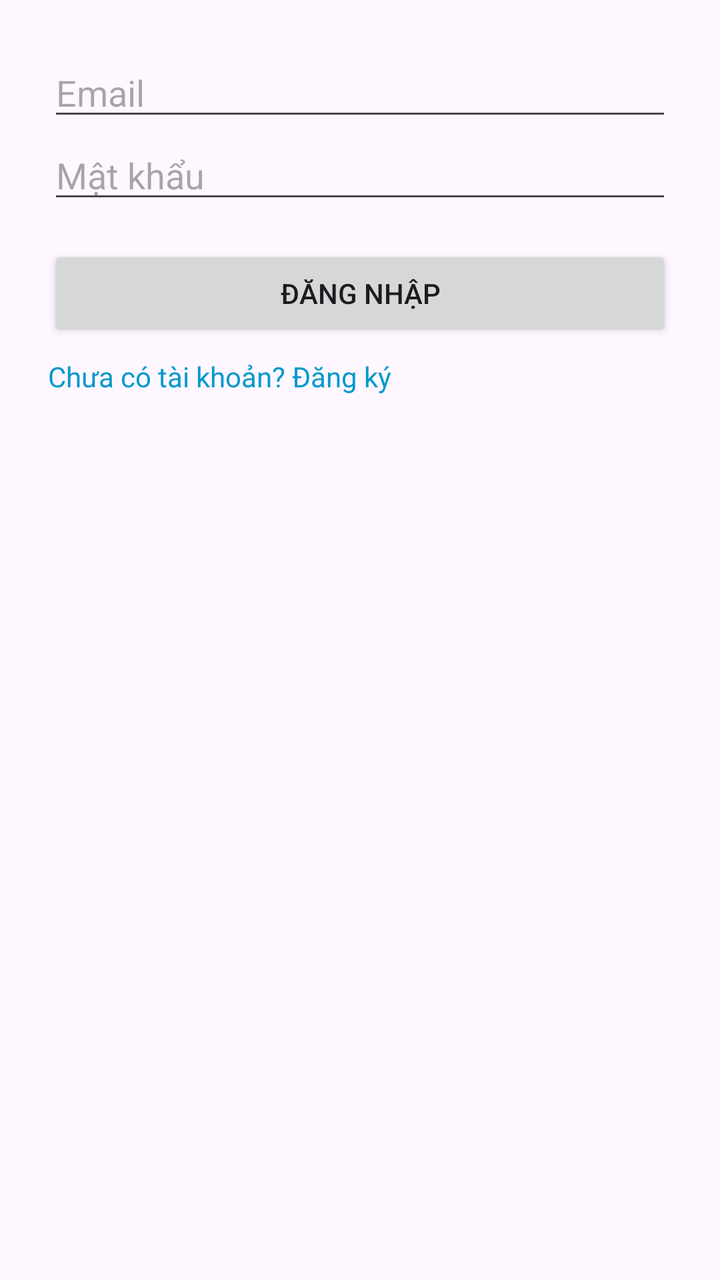
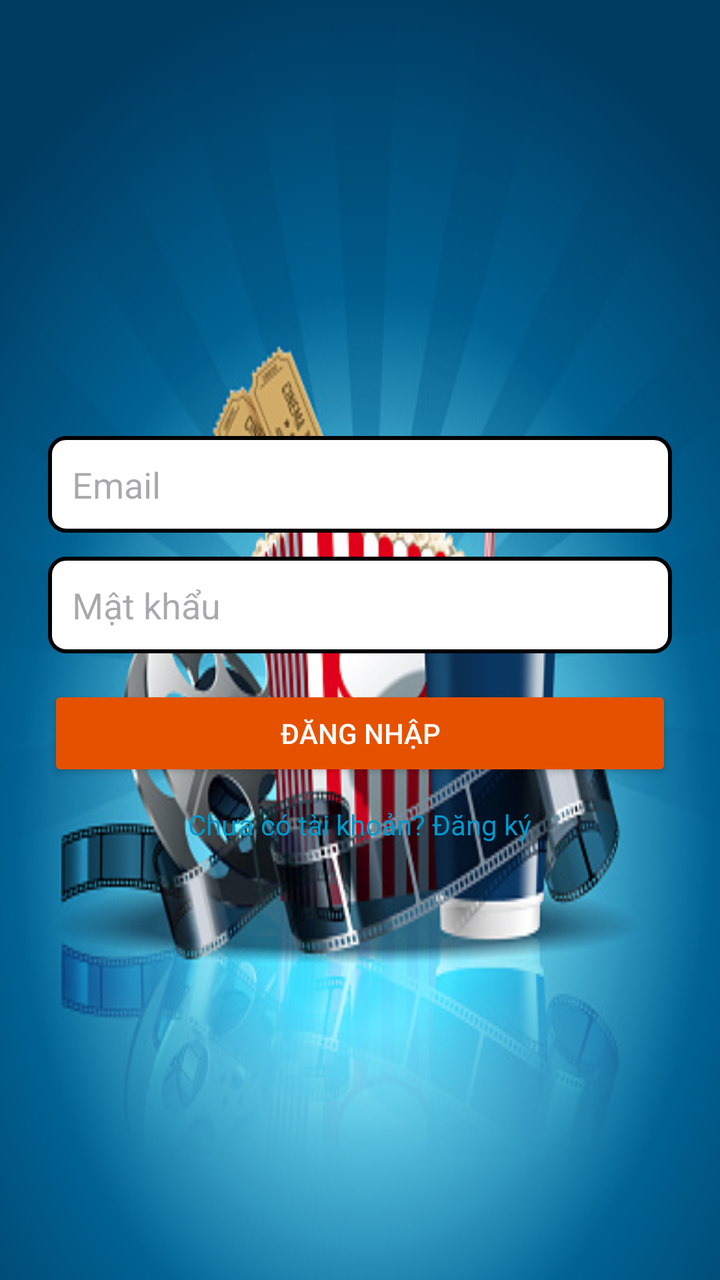

Before-and-after screenshots of an Android layout around one commit, followed by the original layout XML and the change that was made.
<!-- AndroidManifest.xml: application theme Theme.BTLNHOM17 -->
<!-- res/layout/activity_login.xml -->
<LinearLayout xmlns:android="http://schemas.android.com/apk/res/android"
    android:orientation="vertical"
    android:padding="24dp"
    android:layout_width="match_parent"
    android:layout_height="match_parent">

    <EditText
        android:id="@+id/edtEmail"
        android:hint="Email"
        android:inputType="textEmailAddress"
        android:layout_width="match_parent"
        android:layout_height="wrap_content"/>

    <EditText
        android:id="@+id/edtPassword"
        android:hint="Mật khẩu"
        android:inputType="textPassword"
        android:layout_width="match_parent"
        android:layout_height="wrap_content"/>

    <Button
        android:id="@+id/btnDangNhap"
        android:text="Đăng nhập"
        android:layout_width="match_parent"
        android:layout_height="wrap_content"
        android:layout_marginTop="16dp"/>

    <TextView
        android:id="@+id/txtDangKy"
        android:text="Chưa có tài khoản? Đăng ký"
        android:textColor="@android:color/holo_blue_dark"
        android:layout_marginTop="8dp"
        android:layout_width="wrap_content"
        android:layout_height="wrap_content"/>
</LinearLayout>
<!-- resources referenced by this layout -->
<resources>
  <style name="Theme.BTLNHOM17" parent="Base.Theme.BTLNHOM17" />
  <style name="Base.Theme.BTLNHOM17" parent="Theme.Material3.DayNight.NoActionBar">
          
          
      </style>
</resources>

<!-- the commit's change to res/layout/activity_login.xml (unified diff, before → after) -->
@@ -1,5 +1,8 @@
+<?xml version="1.0" encoding="utf-8"?>
 <LinearLayout xmlns:android="http://schemas.android.com/apk/res/android"
     android:orientation="vertical"
+    android:gravity="center"
+    android:background="@drawable/anhnen"
     android:padding="24dp"
     android:layout_width="match_parent"
     android:layout_height="match_parent">
@@ -9,27 +12,34 @@
         android:hint="Email"
         android:inputType="textEmailAddress"
         android:layout_width="match_parent"
-        android:layout_height="wrap_content"/>
+        android:layout_height="wrap_content"
+        android:background="@drawable/bg_card"
+        android:padding="12dp"
+        android:layout_marginBottom="12dp"/>
 
     <EditText
         android:id="@+id/edtPassword"
         android:hint="Mật khẩu"
         android:inputType="textPassword"
         android:layout_width="match_parent"
-        android:layout_height="wrap_content"/>
+        android:layout_height="wrap_content"
+        android:background="@drawable/bg_card"
+        android:padding="12dp"
+        android:layout_marginBottom="16dp"/>
 
     <Button
         android:id="@+id/btnDangNhap"
         android:text="Đăng nhập"
         android:layout_width="match_parent"
         android:layout_height="wrap_content"
-        android:layout_marginTop="16dp"/>
+        android:backgroundTint="#E65100"
+        android:textColor="@android:color/white"/>
 
     <TextView
         android:id="@+id/txtDangKy"
         android:text="Chưa có tài khoản? Đăng ký"
         android:textColor="@android:color/holo_blue_dark"
-        android:layout_marginTop="8dp"
+        android:layout_marginTop="12dp"
         android:layout_width="wrap_content"
         android:layout_height="wrap_content"/>
 </LinearLayout>
<!-- resource entries referenced after the edit -->
@@ -1,5 +1,21 @@
 <!-- resources referenced by this layout -->
 <resources>
+  <!-- drawable anhnen: jpg bitmap (drawable, 70577 bytes) -->
+  <!-- drawable bg_card (drawable) -->
+  <shape xmlns:android="http://schemas.android.com/apk/res/android"
+      android:shape="rectangle">
+  
+      
+      <solid android:color="#FFFFFF" />
+  
+      
+      <corners android:radius="8dp" />
+  
+      
+      <stroke
+          android:width="2dp"
+          android:color="#000000" />
+  </shape>
   <style name="Theme.BTLNHOM17" parent="Base.Theme.BTLNHOM17" />
   <style name="Base.Theme.BTLNHOM17" parent="Theme.Material3.DayNight.NoActionBar">
           
